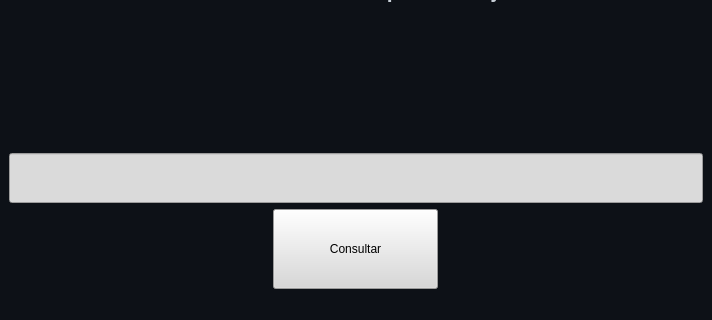
Old version of the form Projetos/GitHub_user_information/layouts/user_name_information.ui in the repository JoaoEmanuell/Meus-Estudos-Python; both pictures show x 0 to 712 and y 175 to 495 of the 712 by 495 pixel window.
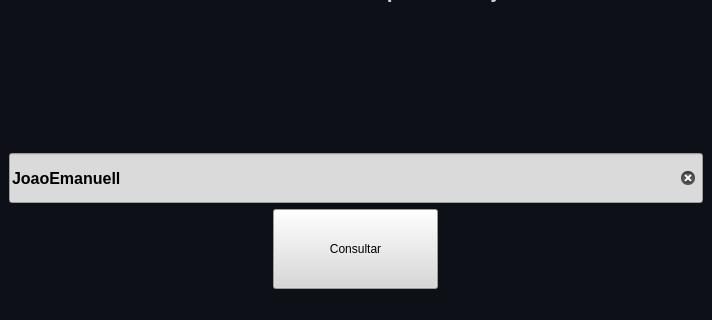
New version of the form.

```diff
--- a/Projetos/GitHub_user_information/layouts/user_name_information.ui
+++ b/Projetos/GitHub_user_information/layouts/user_name_information.ui
@@ -58,9 +58,15 @@
         <property name="styleSheet">
          <string notr="true">background-color: rgb(218, 218, 218);</string>
         </property>
+        <property name="text">
+         <string>JoaoEmanuell</string>
+        </property>
         <property name="dragEnabled">
          <bool>false</bool>
         </property>
+        <property name="placeholderText">
+         <string/>
+        </property>
         <property name="clearButtonEnabled">
          <bool>true</bool>
         </property>
```
